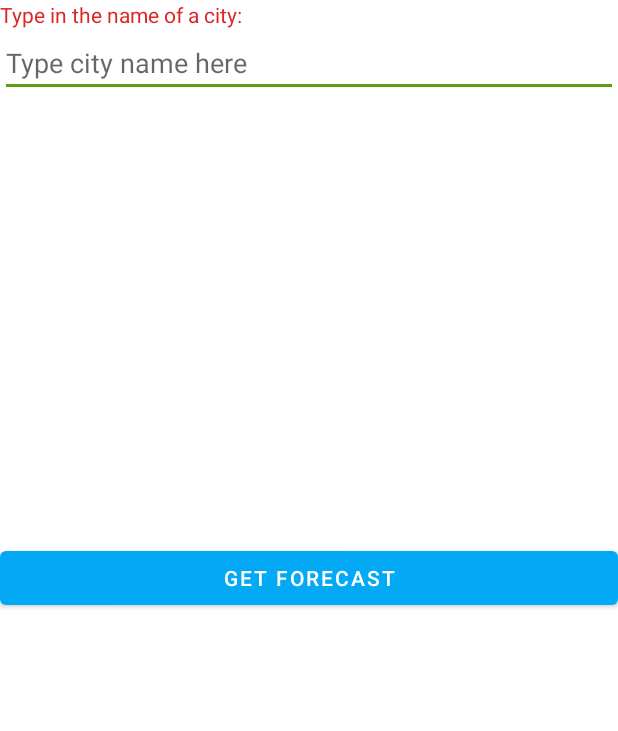
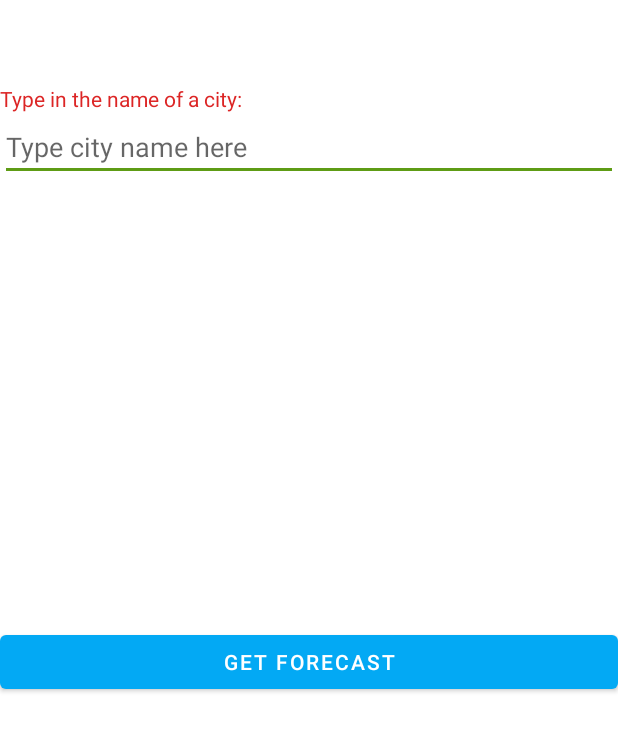
Before and after one commit to Nutation-chn/MyAndroidLabs, an Android app: the layout activity_main.xml on its own in the app's theme, with its tools: preview values and no code run, on a phone screen of 412 x 824 dp. Shown: the top 731 px of the screen. Run offline under Robolectric (Android 15) with nearby library versions, the phone set to English and light mode, and no system bars.

Commit message:
Finished Week10

```diff
--- a/app/src/main/res/layout/activity_main.xml
+++ b/app/src/main/res/layout/activity_main.xml
@@ -1,13 +1,29 @@
 <?xml version="1.0" encoding="utf-8"?>
-<LinearLayout xmlns:android="http://schemas.android.com/apk/res/android"
+
+<LinearLayout
+    xmlns:android="http://schemas.android.com/apk/res/android"
     xmlns:app="http://schemas.android.com/apk/res-auto"
     xmlns:tools="http://schemas.android.com/tools"
     android:layout_width="match_parent"
     android:layout_height="match_parent"
     android:orientation="vertical">
 
+    <androidx.appcompat.widget.Toolbar
+        android:layout_width="match_parent"
+        android:layout_height="wrap_content"
+        app:layout_constraintTop_toTopOf = "parent"
+        android:id="@+id/toolbar"/>
+
+    <androidx.drawerlayout.widget.DrawerLayout
+        android:id="@+id/drawer_layout"
+        android:layout_width="match_parent"
+        android:layout_height="match_parent">
+        <LinearLayout
+            android:layout_width="match_parent"
+            android:layout_height="match_parent"
+            android:orientation="vertical">
+
             <TextView
-
                 android:layout_width="match_parent"
                 android:layout_height="wrap_content"
                 android:text="Type in the name of a city:" />
@@ -64,5 +80,15 @@
                 android:layout_width="match_parent"
                 android:layout_height="wrap_content"
                 android:text="GET FORECAST" />
+        </LinearLayout>
+        <com.google.android.material.navigation.NavigationView
+            android:layout_width="wrap_content"
+            android:layout_height="match_parent"
+            android:id="@+id/popout_menu"
+            android:layout_gravity = "start"
+            android:fitsSystemWindows="true"
+            app:headerLayout = "@layout/popout_header"
+            app:menu="@menu/main_activity_actions"/>
 
+    </androidx.drawerlayout.widget.DrawerLayout>
 </LinearLayout>
--- /dev/null
+++ b/app/src/main/res/menu/main_activity_actions.xml
@@ -0,0 +1,20 @@
+<?xml version="1.0" encoding="utf-8"?>
+<menu xmlns:app="http://schemas.android.com/apk/res-auto"
+    xmlns:android="http://schemas.android.com/apk/res/android">
+
+    <item
+        android:id="@+id/id_increase"
+        android:icon="@drawable/increase"
+        android:title="Increase font"
+        app:showAsAction="always" />
+    <item
+        android:id="@+id/id_decrease"
+        android:icon="@drawable/decrease"
+        android:title="Decrease font"
+        app:showAsAction="always" />
+    <item
+        android:id="@+id/hide_views"
+        android:icon="@drawable/clear"
+        android:title="Clear weather"
+        app:showAsAction="always" />
+</menu>
--- a/app/src/main/res/values/strings.xml
+++ b/app/src/main/res/values/strings.xml
@@ -2,4 +2,6 @@
     <string name="app_name">Dong\'s Android Labs</string>
     <string name="hello_message">hello world!</string>
     <string name="button_message">I\'m a button</string>
+    <string name="open">Open</string>
+    <string name="close">Close</string>
 </resources>
--- a/app/src/main/res/values/themes.xml
+++ b/app/src/main/res/values/themes.xml
@@ -9,5 +9,8 @@
         <item name="android:statusBarColor">@color/my_statusbar</item>
         <!-- Customize your theme here. -->
         <item name="android:textColor">@color/my_text</item>
+
+        <item name="windowActionBar">false</item>
+        <item name="windowNoTitle">true</item>
     </style>
 </resources>
```
Also changed, not shown: app/src/main/java/algonquin/cst2335/zhan0703/MainActivity.java (+94 -10 lines), app/src/main/res/layout/popout_header.xml (added, +24 -0 lines), app/src/main/res/drawable/clear.png (added), app/src/main/res/drawable/decrease.png (added), app/src/main/res/drawable/increase.png (added). Lines whose indentation alone changed are shown as unchanged.
